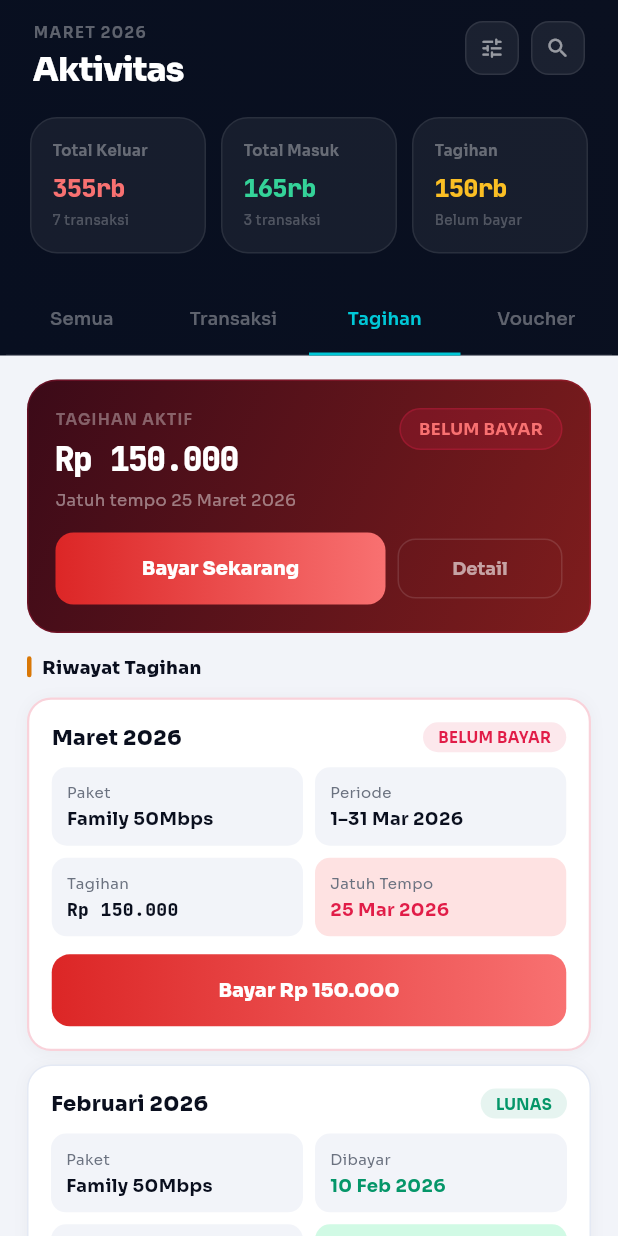
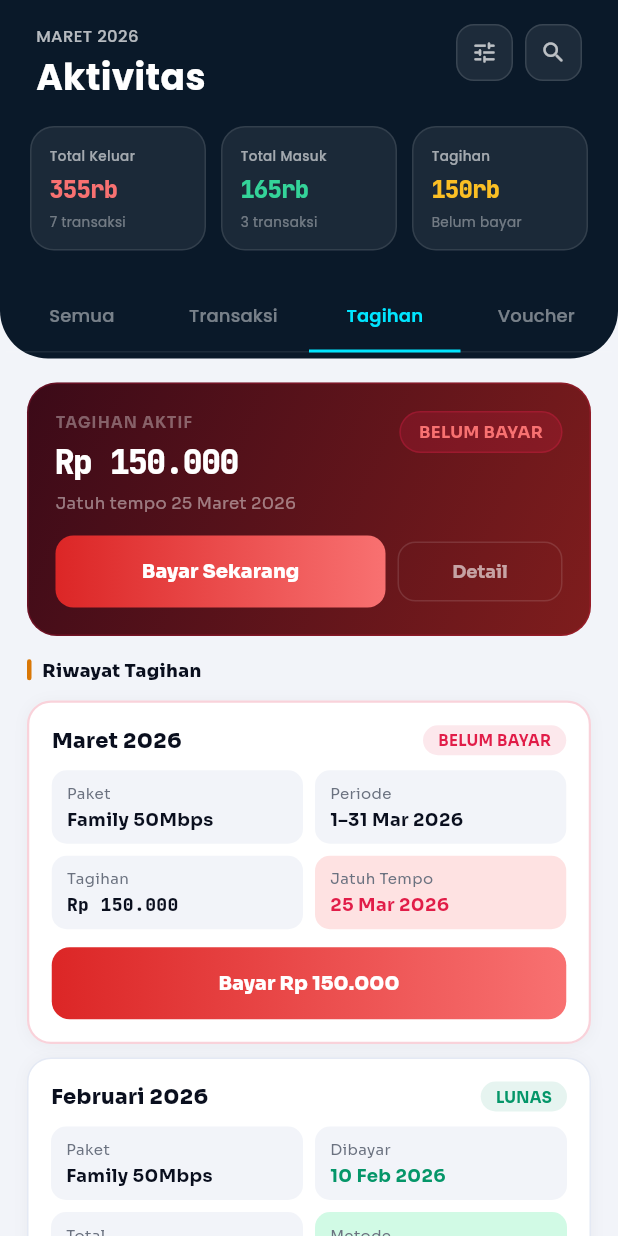
Before and after one commit to kfth-25/febri.net, a Flutter app: the AktivitasScreen screen opened directly, tab 3 chosen, on a phone screen of 412 x 824 dp. Run offline on Flutter 3.47's test engine with Material 3 defaults, Android fonts, the phone set to English and light mode, and no system bars; our stand-ins replace firebase_core, firebase_messaging, flutter_animate, flutter_local_notifications, font_awesome_flutter, google_fonts and 1 more; accounts and stored records are empty; network calls fail.

Commit message:
aktivitas

```diff
--- a/mobile/lib/screens/aktivitas_screen.dart
+++ b/mobile/lib/screens/aktivitas_screen.dart
@@ -1,5 +1,6 @@
 import 'package:flutter/material.dart';
 import 'package:google_fonts/google_fonts.dart';
+import '../utils/app_theme.dart';
 
 // ─── Color tokens (from CSS :root) ───────────────────────────────────────────
 const _ink = Color(0xFF080f20);
@@ -128,11 +129,10 @@ class _DarkHeader extends StatelessWidget {
   Widget build(BuildContext context) {
     return Container(
       decoration: const BoxDecoration(
-        color: _ink,
-        gradient: LinearGradient(
-          begin: Alignment.topRight,
-          end: Alignment.bottomLeft,
-          colors: [Color(0xFF0a1020), _ink],
+        color: AppTheme.primaryColor,
+        borderRadius: BorderRadius.only(
+          bottomLeft: Radius.circular(32),
+          bottomRight: Radius.circular(32),
         ),
       ),
       child: SafeArea(
@@ -142,7 +142,7 @@ class _DarkHeader extends StatelessWidget {
           children: [
             // Title row
             Padding(
-              padding: const EdgeInsets.fromLTRB(22, 14, 22, 0),
+              padding: const EdgeInsets.fromLTRB(24, 16, 24, 0),
               child: Row(
                 crossAxisAlignment: CrossAxisAlignment.start,
                 children: [
@@ -151,16 +151,15 @@ class _DarkHeader extends StatelessWidget {
                       crossAxisAlignment: CrossAxisAlignment.start,
                       children: [
                         Text('MARET 2026',
-                            style: GoogleFonts.sora(
-                              fontSize: 10, fontWeight: FontWeight.w600,
-                              color: Colors.white.withOpacity(0.35),
-                              letterSpacing: 1.0,
+                            style: GoogleFonts.poppins(
+                              fontSize: 11, fontWeight: FontWeight.w500,
+                              color: Colors.white70,
                             )),
-                        const SizedBox(height: 3),
+                        const SizedBox(height: 2),
                         Text('Aktivitas',
-                            style: GoogleFonts.sora(
-                              fontSize: 22, fontWeight: FontWeight.w800,
-                              color: Colors.white, letterSpacing: -0.5,
+                            style: GoogleFonts.poppins(
+                              fontSize: 24, fontWeight: FontWeight.bold,
+                              color: Colors.white,
                             )),
                       ],
                     ),
@@ -196,16 +195,17 @@ class _DarkHeader extends StatelessWidget {
             TabBar(
               controller: tabController,
               tabs: tabs.map((t) => Tab(text: t)).toList(),
-              labelStyle: GoogleFonts.sora(fontSize: 12, fontWeight: FontWeight.w600),
-              unselectedLabelStyle: GoogleFonts.sora(fontSize: 12, fontWeight: FontWeight.w500),
-              labelColor: _aqua,
-              unselectedLabelColor: Colors.white.withOpacity(0.35),
-              indicatorColor: _aqua,
+              labelStyle: GoogleFonts.poppins(fontSize: 12, fontWeight: FontWeight.w600),
+              unselectedLabelStyle: GoogleFonts.poppins(fontSize: 12, fontWeight: FontWeight.w500),
+              labelColor: AppTheme.secondaryColor,
+              unselectedLabelColor: Colors.white.withOpacity(0.45),
+              indicatorColor: AppTheme.secondaryColor,
               indicatorSize: TabBarIndicatorSize.tab,
               indicatorWeight: 2,
-              dividerColor: Colors.white.withOpacity(0.07),
+              dividerColor: Colors.white.withOpacity(0.08),
               padding: const EdgeInsets.symmetric(horizontal: 4),
             ),
+            const SizedBox(height: 4),
           ],
         ),
       ),
@@ -219,13 +219,13 @@ class _HeaderIconBtn extends StatelessWidget {
 
   @override
   Widget build(BuildContext context) => Container(
-        width: 36, height: 36,
+        width: 38, height: 38,
         decoration: BoxDecoration(
-          color: Colors.white.withOpacity(0.07),
-          border: Border.all(color: Colors.white.withOpacity(0.09)),
+          color: Colors.white.withOpacity(0.08),
+          border: Border.all(color: Colors.white.withOpacity(0.12)),
           borderRadius: BorderRadius.circular(12),
         ),
-        child: Icon(icon, size: 17, color: Colors.white.withOpacity(0.55)),
+        child: Icon(icon, size: 18, color: Colors.white70),
       );
 }
 
@@ -236,20 +236,20 @@ class _StatCard extends StatelessWidget {
 
   @override
   Widget build(BuildContext context) => Container(
-        padding: const EdgeInsets.all(14),
+        padding: const EdgeInsets.all(12),
         decoration: BoxDecoration(
-          color: Colors.white.withOpacity(0.06),
-          border: Border.all(color: Colors.white.withOpacity(0.08)),
-          borderRadius: BorderRadius.circular(18),
+          color: Colors.white.withOpacity(0.07),
+          border: Border.all(color: Colors.white.withOpacity(0.1)),
+          borderRadius: BorderRadius.circular(16),
         ),
         child: Column(
           crossAxisAlignment: CrossAxisAlignment.start,
           children: [
-            Text(label, style: GoogleFonts.sora(fontSize: 10, fontWeight: FontWeight.w600, color: Colors.white.withOpacity(0.35))),
-            const SizedBox(height: 6),
-            Text(value, style: GoogleFonts.jetBrainsMono(fontSize: 17, fontWeight: FontWeight.w800, color: color, letterSpacing: -0.5)),
-            const SizedBox(height: 4),
-            Text(sub, style: GoogleFonts.sora(fontSize: 9, color: Colors.white.withOpacity(0.25))),
+            Text(label, style: GoogleFonts.poppins(fontSize: 9, fontWeight: FontWeight.w500, color: Colors.white60)),
+            const SizedBox(height: 5),
+            Text(value, style: GoogleFonts.jetBrainsMono(fontSize: 16, fontWeight: FontWeight.w800, color: color, letterSpacing: -0.5)),
+            const SizedBox(height: 3),
+            Text(sub, style: GoogleFonts.poppins(fontSize: 9, color: Colors.white38)),
           ],
         ),
       );
@@ -834,16 +834,31 @@ class _BillCard extends StatelessWidget {
               _Badge(label: status, color: isPending ? _red : _green),
             ]),
             const SizedBox(height: 10),
-            GridView.count(
-              crossAxisCount: 2, shrinkWrap: true, physics: const NeverScrollableScrollPhysics(),
-              mainAxisSpacing: 8, crossAxisSpacing: 8, childAspectRatio: 3.2,
+            Column(
               children: [
-                _GridCell(label: 'Paket', value: paket, valueColor: _t1),
-                if (periode != null) _GridCell(label: 'Periode', value: periode!, valueColor: _t1),
-                if (dibayar != null) _GridCell(label: 'Dibayar', value: dibayar!, valueColor: _green),
-                _GridCell(label: isPending ? 'Tagihan' : 'Total', value: amount, valueColor: _t1, isMono: true),
-                if (jatuhTempo != null) _GridCell(label: 'Jatuh Tempo', value: jatuhTempo!, valueColor: _red, bgColor: const Color(0xFFFEE2E2)),
-                if (metode != null) _GridCell(label: 'Metode', value: metode!, valueColor: _green, bgColor: const Color(0xFFD1FAE5)),
+                Row(
+                  children: [
+                    Expanded(child: _GridCell(label: 'Paket', value: paket, valueColor: _t1)),
+                    const SizedBox(width: 8),
+                    Expanded(child: periode != null
+                        ? _GridCell(label: 'Periode', value: periode!, valueColor: _t1)
+                        : dibayar != null
+                            ? _GridCell(label: 'Dibayar', value: dibayar!, valueColor: _green)
+                            : const SizedBox()),
+                  ],
+                ),
+                const SizedBox(height: 8),
+                Row(
+                  children: [
+                    Expanded(child: _GridCell(label: isPending ? 'Tagihan' : 'Total', value: amount, valueColor: _t1, isMono: true)),
+                    const SizedBox(width: 8),
+                    Expanded(child: jatuhTempo != null
+                        ? _GridCell(label: 'Jatuh Tempo', value: jatuhTempo!, valueColor: _red, bgColor: const Color(0xFFFEE2E2))
+                        : metode != null
+                            ? _GridCell(label: 'Metode', value: metode!, valueColor: _green, bgColor: const Color(0xFFD1FAE5))
+                            : const SizedBox()),
+                  ],
+                ),
               ],
             ),
             if (isPending) ...[
--- a/mobile/lib/screens/dashboard_screen.dart
+++ b/mobile/lib/screens/dashboard_screen.dart
@@ -19,6 +19,7 @@ import 'nearby_wifi_screen.dart';
 import 'billing_screen.dart';
 import 'chat_screen.dart';
 import 'profile_screen.dart';
+import 'notification_screen.dart';
 import '../services/fcm_service.dart';
 
 class DashboardScreen extends StatefulWidget {
@@ -602,7 +603,15 @@ class _DashboardScreenState extends State<DashboardScreen> {
                             ],
                           ),
                           const SizedBox(width: 12),
-                          Stack(
+                          GestureDetector(
+                            onTap: () {
+                              Navigator.of(context).push(
+                                MaterialPageRoute(
+                                  builder: (_) => const NotificationScreen(),
+                                ),
+                              );
+                            },
+                            child: Stack(
                               clipBehavior: Clip.none,
                               children: [
                                 const Icon(Icons.notifications_none, color: Colors.white70),
@@ -619,6 +628,7 @@ class _DashboardScreenState extends State<DashboardScreen> {
                                   ),
                                 ),
                               ],
+                            ),
                           ),
                           const SizedBox(width: 12),
                           GestureDetector(
```
Lines whose indentation alone changed are shown as unchanged.
